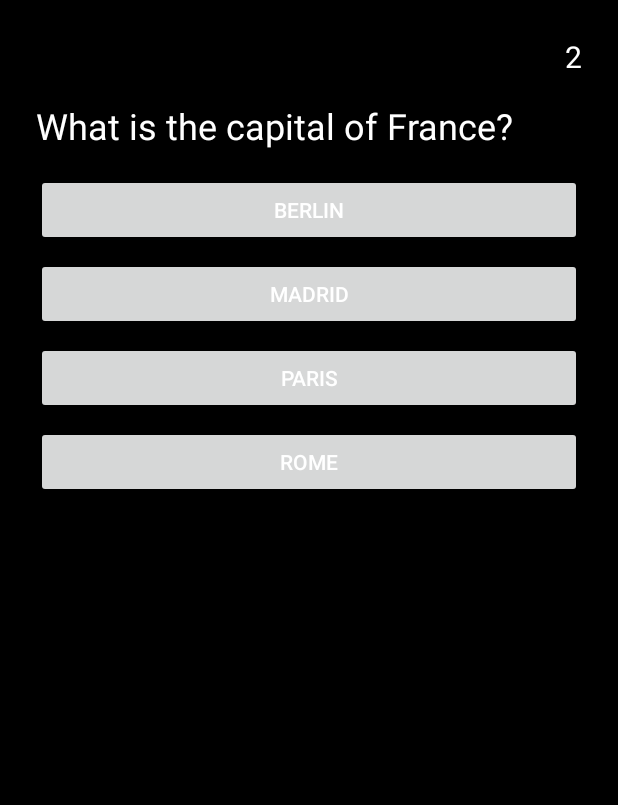
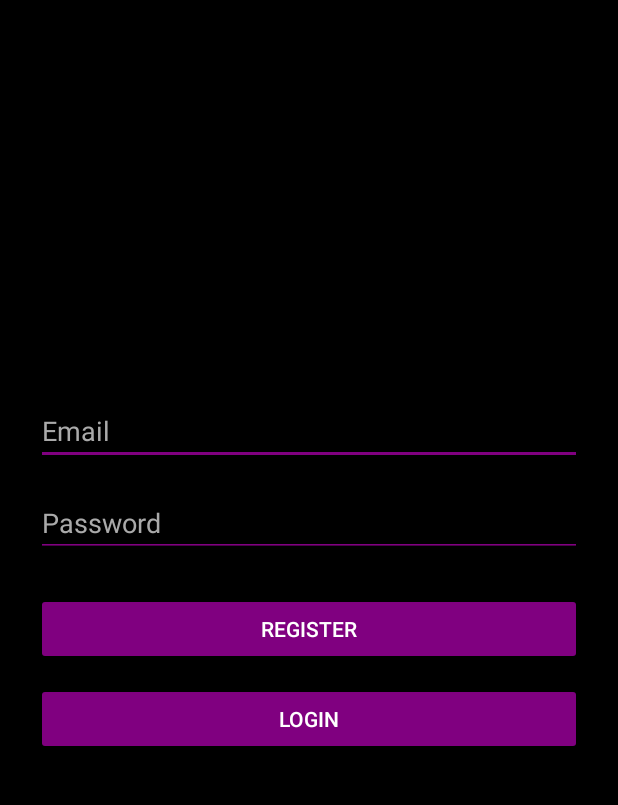
Before and after one commit to mhergayranyan/Geography-Quiz, an Android app: the screen it shows after launch (MainActivity before the commit, LoginActivity after it), on a phone screen of 412 x 824 dp, the part 84-889 px from its top. Run offline under Robolectric (Android 15) with nearby library versions, the phone set to English and light mode, and no system bars; our stand-ins replace Firebase (no records; nobody signed in at launch, a user with empty details on screens opened directly).

Commit message:
initial commit

```diff
--- a/app/build.gradle.kts
+++ b/app/build.gradle.kts
@@ -41,6 +41,7 @@ dependencies {
     implementation(libs.constraintlayout)
     implementation(libs.firebase.messaging)
     implementation(libs.firebase.firestore)
+    implementation(libs.firebase.auth)
     testImplementation(libs.junit)
     androidTestImplementation(libs.ext.junit)
     androidTestImplementation(libs.espresso.core)
--- /dev/null
+++ b/app/src/main/java/com/example/geographyquiz/LoginActivity.java
@@ -0,0 +1,97 @@
+package com.example.geographyquiz;
+
+import android.content.Intent;
+import android.os.Bundle;
+import android.view.View;
+import android.widget.Button;
+import android.widget.EditText;
+import android.widget.Toast;
+
+import androidx.appcompat.app.AppCompatActivity;
+
+import com.google.firebase.auth.FirebaseAuth;
+
+public class LoginActivity extends AppCompatActivity {
+
+    private EditText editTextEmail, editTextPassword;
+    private Button buttonRegister, buttonLogin;
+
+    private FirebaseAuth mAuth;
+
+    @Override
+    protected void onCreate(Bundle savedInstanceState) {
+        super.onCreate(savedInstanceState);
+        setContentView(R.layout.activity_login); // make sure you have this layout
+
+        editTextEmail = findViewById(R.id.editTextEmail);
+        editTextPassword = findViewById(R.id.editTextPassword);
+        buttonRegister = findViewById(R.id.buttonRegister);
+        buttonLogin = findViewById(R.id.buttonLogin);
+
+        mAuth = FirebaseAuth.getInstance();
+
+        buttonRegister.setOnClickListener(new View.OnClickListener() {
+            @Override
+            public void onClick(View v) {
+                registerUser(); // 🔥 Register here
+            }
+        });
+
+        buttonLogin.setOnClickListener(new View.OnClickListener() {
+            @Override
+            public void onClick(View v) {
+                loginUser(); // optional if you're adding login too
+            }
+        });
+    }
+
+    private void registerUser() {
+        String email = editTextEmail.getText().toString().trim();
+        String password = editTextPassword.getText().toString().trim();
+
+        if (email.isEmpty() || password.isEmpty()) {
+            Toast.makeText(this, "Email and Password are required", Toast.LENGTH_SHORT).show();
+            return;
+        }
+
+        mAuth.createUserWithEmailAndPassword(email, password)
+                .addOnCompleteListener(task -> {
+                    if (task.isSuccessful()) {
+                        Toast.makeText(this, "Registration Successful", Toast.LENGTH_SHORT).show();
+                        Intent intent = new Intent(LoginActivity.this, StartActivity.class);
+                        startActivity(intent);
+                        finish();
+                    } else {
+                        Toast.makeText(this, "Registration Failed: " + task.getException().getMessage(), Toast.LENGTH_LONG).show();
+                    }
+                })
+                .addOnFailureListener(e -> {
+                    Toast.makeText(this, "Error: " + e.getMessage(), Toast.LENGTH_LONG).show();
+                });
+    }
+
+    private void loginUser() {
+        String email = editTextEmail.getText().toString().trim();
+        String password = editTextPassword.getText().toString().trim();
+
+        if (email.isEmpty() || password.isEmpty()) {
+            Toast.makeText(this, "Please enter email and password", Toast.LENGTH_SHORT).show();
+            return;
+        }
+
+        mAuth.signInWithEmailAndPassword(email, password)
+                .addOnCompleteListener(task -> {
+                    if (task.isSuccessful()) {
+                        Toast.makeText(this, "Login successful", Toast.LENGTH_SHORT).show();
+                        Intent intent = new Intent(LoginActivity.this, StartActivity.class); // 👈 Make sure this is correct!
+                        startActivity(intent);
+                        finish();
+                    } else {
+                        Toast.makeText(this, "Login failed: " + task.getException().getMessage(), Toast.LENGTH_LONG).show();
+                    }
+                })
+                .addOnFailureListener(e -> {
+                    Toast.makeText(this, "Error: " + e.getMessage(), Toast.LENGTH_LONG).show();
+                });
+    }
+}
--- a/app/src/main/java/com/example/geographyquiz/MainActivity.java
+++ b/app/src/main/java/com/example/geographyquiz/MainActivity.java
@@ -37,6 +37,9 @@ public class MainActivity extends AppCompatActivity {
 
         questionList = getQuestions();
         showNextQuestion();
+
+
+
     }
 
     private List<Question> getQuestions() {
--- /dev/null
+++ b/app/src/main/res/layout/activity_login.xml
@@ -0,0 +1,49 @@
+<?xml version="1.0" encoding="utf-8"?>
+<LinearLayout xmlns:android="http://schemas.android.com/apk/res/android"
+    android:layout_width="match_parent"
+    android:layout_height="match_parent"
+    android:orientation="vertical"
+    android:gravity="center"
+    android:padding="24dp"
+    android:background="#000000">
+
+    <EditText
+        android:id="@+id/editTextEmail"
+        android:layout_width="match_parent"
+        android:layout_height="wrap_content"
+        android:hint="Email"
+        android:textColorHint="#AAAAAA"
+        android:textColor="#FFFFFF"
+        android:backgroundTint="#800080"
+        android:inputType="textEmailAddress"
+        android:layout_marginBottom="16dp" />
+
+    <EditText
+        android:id="@+id/editTextPassword"
+        android:layout_width="match_parent"
+        android:layout_height="wrap_content"
+        android:hint="Password"
+        android:textColorHint="#AAAAAA"
+        android:textColor="#FFFFFF"
+        android:backgroundTint="#800080"
+        android:inputType="textPassword"
+        android:layout_marginBottom="24dp" />
+
+    <Button
+        android:id="@+id/buttonRegister"
+        android:layout_width="match_parent"
+        android:layout_height="wrap_content"
+        android:text="Register"
+        android:textColor="#FFFFFF"
+        android:backgroundTint="#800080"
+        android:layout_marginBottom="12dp" />
+
+    <Button
+        android:id="@+id/buttonLogin"
+        android:layout_width="match_parent"
+        android:layout_height="wrap_content"
+        android:text="Login"
+        android:textColor="#FFFFFF"
+        android:backgroundTint="#800080" />
+
+</LinearLayout>
--- a/app/src/main/res/layout/activity_main.xml
+++ b/app/src/main/res/layout/activity_main.xml
@@ -49,4 +49,5 @@
         android:layout_width="match_parent"
         android:layout_height="wrap_content"
         android:layout_marginTop="8dp"/>
+
 </LinearLayout>
--- a/gradle/libs.versions.toml
+++ b/gradle/libs.versions.toml
@@ -10,6 +10,7 @@ constraintlayout = "2.2.1"
 googleGmsGoogleServices = "4.4.2"
 firebaseMessaging = "24.1.1"
 firebaseFirestore = "25.1.3"
+firebaseAuth = "23.2.0"
 
 [libraries]
 junit = { group = "junit", name = "junit", version.ref = "junit" }
@@ -21,6 +22,7 @@ activity = { group = "androidx.activity", name = "activity", version.ref = "acti
 constraintlayout = { group = "androidx.constraintlayout", name = "constraintlayout", version.ref = "constraintlayout" }
 firebase-messaging = { group = "com.google.firebase", name = "firebase-messaging", version.ref = "firebaseMessaging" }
 firebase-firestore = { group = "com.google.firebase", name = "firebase-firestore", version.ref = "firebaseFirestore" }
+firebase-auth = { group = "com.google.firebase", name = "firebase-auth", version.ref = "firebaseAuth" }
 
 [plugins]
 android-application = { id = "com.android.application", version.ref = "agp" }
```
Also changed, not shown: app/src/main/AndroidManifest.xml (+11 -6 lines), app/src/main/java/com/example/geographyquiz/QuizActivity.java (added, +14 -0 lines), app/src/main/java/com/example/geographyquiz/StartActivity.java (added, +24 -0 lines), app/src/main/res/layout/activity_quiz.xml (added, +31 -0 lines), app/src/main/res/layout/activity_start.xml (added, +20 -0 lines), 1 other file.
